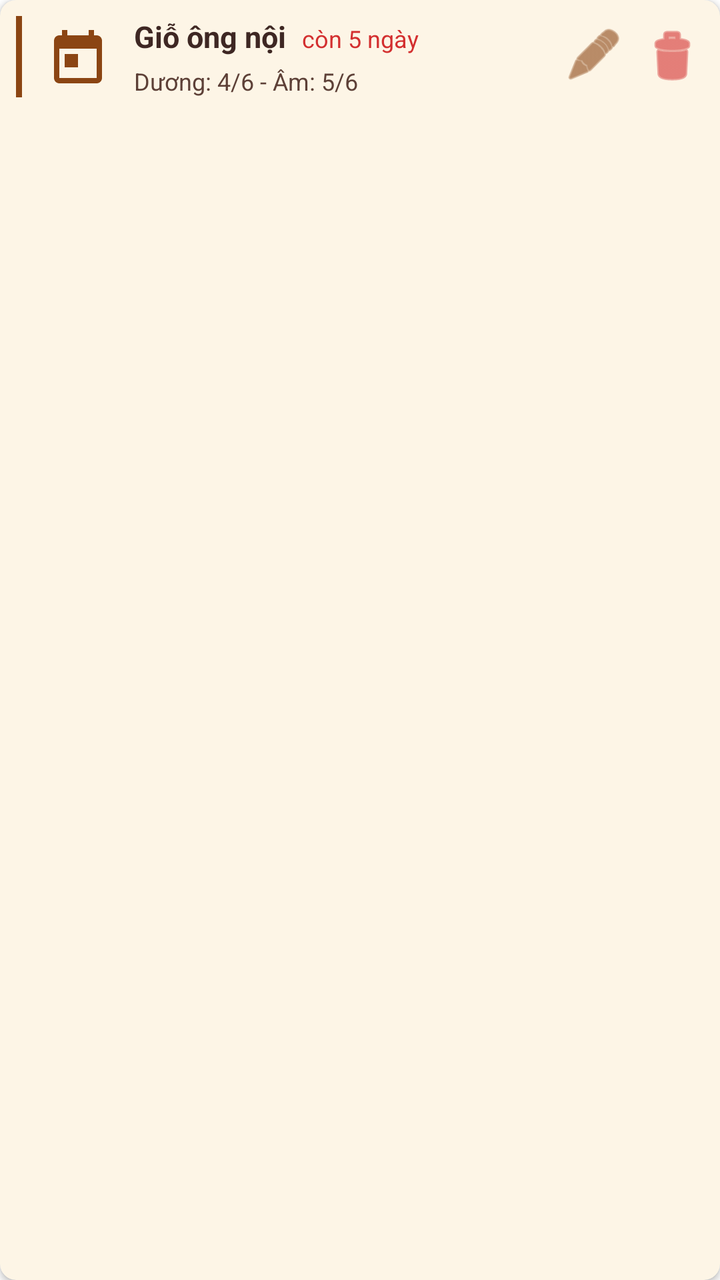
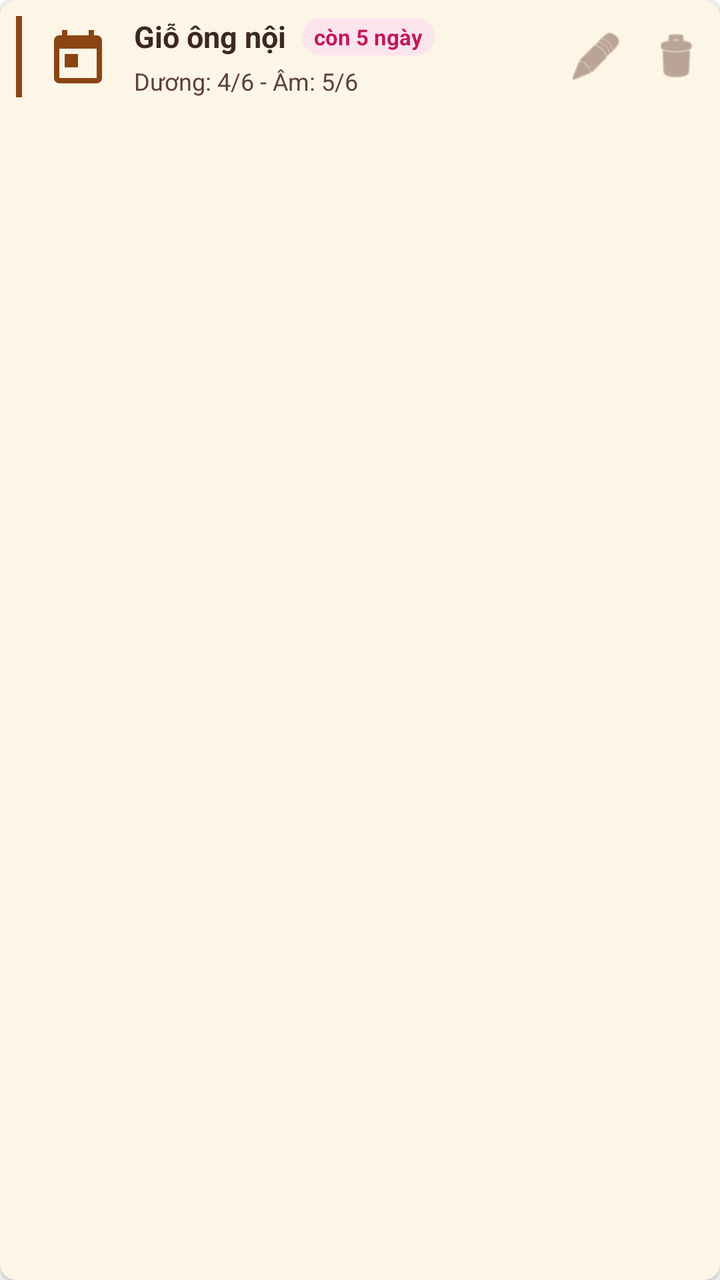

Two renders of the same Android screen: before a commit and after it. Below are the layout's source before the change and the commit's diff.
<!-- AndroidManifest.xml: application theme Theme.ThapHuongGiaTien -->
<!-- res/layout/item_home_event.xml -->
<?xml version="1.0" encoding="utf-8"?>
<androidx.cardview.widget.CardView xmlns:android="http://schemas.android.com/apk/res/android"
    xmlns:app="http://schemas.android.com/apk/res-auto"
    android:layout_width="match_parent"
    android:layout_height="wrap_content"
    app:cardBackgroundColor="#FDF5E6"
    app:cardCornerRadius="8dp"
    android:layout_marginBottom="8dp"
    android:layout_marginStart="4dp"
    android:layout_marginEnd="4dp"
    app:cardElevation="2dp">

    <androidx.constraintlayout.widget.ConstraintLayout
        android:layout_width="match_parent"
        android:layout_height="wrap_content"
        android:padding="8dp">

        <View
            android:id="@+id/viewAccent"
            android:layout_width="3dp"
            android:layout_height="0dp"
            android:background="#8B4513"
            app:layout_constraintBottom_toBottomOf="parent"
            app:layout_constraintStart_toStartOf="parent"
            app:layout_constraintTop_toTopOf="parent" />

        <ImageView
            android:id="@+id/imgEventIcon"
            android:layout_width="32dp"
            android:layout_height="32dp"
            android:layout_marginStart="12dp"
            android:src="@drawable/ic_event_placeholder"
            android:contentDescription="Icon"
            app:tint="#8B4513"
            app:layout_constraintBottom_toBottomOf="parent"
            app:layout_constraintStart_toEndOf="@id/viewAccent"
            app:layout_constraintTop_toTopOf="parent" />

        <TextView
            android:id="@+id/txtEventName"
            android:layout_width="wrap_content"
            android:layout_height="wrap_content"
            android:layout_marginStart="12dp"
            android:ellipsize="end"
            android:maxLines="1"
            android:text="Giỗ ông nội"
            android:textColor="#3E2723"
            android:textSize="15sp"
            android:textStyle="bold"
            app:layout_constrainedWidth="true"
            app:layout_constraintEnd_toStartOf="@+id/txtStatus"
            app:layout_constraintHorizontal_bias="0"
            app:layout_constraintHorizontal_chainStyle="packed"
            app:layout_constraintStart_toEndOf="@id/imgEventIcon"
            app:layout_constraintTop_toTopOf="parent" />

        <TextView
            android:id="@+id/txtStatus"
            android:layout_width="wrap_content"
            android:layout_height="wrap_content"
            android:layout_marginStart="8dp"
            android:text="còn 5 ngày"
            android:textColor="#D32F2F"
            android:textSize="12sp"
            android:textStyle="normal"
            app:layout_constraintBaseline_toBaselineOf="@+id/txtEventName"
            app:layout_constraintEnd_toStartOf="@+id/layoutActions"
            app:layout_constraintStart_toEndOf="@+id/txtEventName" />

        <TextView
            android:id="@+id/txtSolarDate"
            android:layout_width="0dp"
            android:layout_height="wrap_content"
            android:layout_marginTop="4dp"
            android:text="Dương: 4/6 - Âm: 5/6"
            android:textColor="#5D4037"
            android:textSize="12sp"
            app:layout_constraintEnd_toStartOf="@+id/layoutActions"
            app:layout_constraintStart_toStartOf="@+id/txtEventName"
            app:layout_constraintTop_toBottomOf="@+id/txtEventName" />

        <TextView
            android:id="@+id/txtLunarDate"
            android:layout_width="0dp"
            android:layout_height="0dp"
            android:visibility="gone"
            app:layout_constraintStart_toStartOf="parent"
            app:layout_constraintTop_toTopOf="parent"/>

        <LinearLayout
            android:id="@+id/layoutActions"
            android:layout_width="wrap_content"
            android:layout_height="wrap_content"
            android:orientation="horizontal"
            app:layout_constraintBottom_toBottomOf="parent"
            app:layout_constraintEnd_toEndOf="parent"
            app:layout_constraintTop_toTopOf="parent">

            <ImageView
                android:id="@+id/btnEdit"
                android:layout_width="30dp"
                android:layout_height="30dp"
                android:layout_marginEnd="8dp"
                android:src="@android:drawable/ic_menu_edit"
                android:contentDescription="Sửa"
                app:tint="#8B4513" />

            <ImageView
                android:id="@+id/btnDelete"
                android:layout_width="32dp"
                android:layout_height="32dp"
                android:src="@android:drawable/ic_menu_delete"
                android:contentDescription="Xoá"
                app:tint="#D32F2F" />
        </LinearLayout>
    </androidx.constraintlayout.widget.ConstraintLayout>
</androidx.cardview.widget.CardView>
<!-- resources referenced by this layout -->
<resources>
  <!-- drawable ic_event_placeholder (drawable) -->
  <vector xmlns:android="http://schemas.android.com/apk/res/android"
      android:width="24dp"
      android:height="24dp"
      android:viewportWidth="24"
      android:viewportHeight="24">
      <path
          android:fillColor="#FF000000"
          android:pathData="M19,4h-1L18,2h-2v2L8,4L8,2L6,2v2L5,4c-1.11,0 -1.99,0.9 -1.99,2L3,20c0,1.1 0.89,2 2,2h14c1.1,0 2,-0.9 2,-2L21,6c0,-1.1 -0.9,-2 -2,-2zM19,20L5,20L5,9h14v11zM7,11h5v5L7,16z" />
  </vector>
  <style name="Theme.ThapHuongGiaTien" parent="Theme.MaterialComponents.DayNight.NoActionBar">
          
          <item name="colorPrimary">@color/purple_500</item>
          <item name="colorPrimaryVariant">@color/purple_700</item>
          <item name="colorOnPrimary">@color/white</item>
          
          <item name="colorSecondary">@color/teal_200</item>
          <item name="colorSecondaryVariant">@color/teal_700</item>
          <item name="colorOnSecondary">@color/black</item>
          
          <item name="android:statusBarColor">@color/white</item>
          <item name="android:windowLightStatusBar">true</item>
          
      </style>
  <color name="purple_500">#FF6200EE</color>
  <color name="purple_700">#FF3700B3</color>
  <color name="white">#FFFFFFFF</color>
  <color name="teal_200">#FF03DAC5</color>
  <color name="teal_700">#FF018786</color>
  <color name="black">#FF000000</color>
</resources>

<!-- the commit's change to res/layout/item_home_event.xml (unified diff, before → after) -->
@@ -59,13 +59,19 @@
             android:layout_width="wrap_content"
             android:layout_height="wrap_content"
             android:layout_marginStart="8dp"
+            android:background="@drawable/bg_badge_red"
+            android:paddingStart="6dp"
+            android:paddingEnd="6dp"
+            android:paddingTop="2dp"
+            android:paddingBottom="2dp"
             android:text="còn 5 ngày"
-            android:textColor="#D32F2F"
-            android:textSize="12sp"
-            android:textStyle="normal"
-            app:layout_constraintBaseline_toBaselineOf="@+id/txtEventName"
+            android:textColor="#C2185B"
+            android:textSize="11sp"
+            android:textStyle="bold"
+            app:layout_constraintBottom_toBottomOf="@+id/txtEventName"
             app:layout_constraintEnd_toStartOf="@+id/layoutActions"
-            app:layout_constraintStart_toEndOf="@+id/txtEventName" />
+            app:layout_constraintStart_toEndOf="@+id/txtEventName"
+            app:layout_constraintTop_toTopOf="@+id/txtEventName" />
 
         <TextView
             android:id="@+id/txtSolarDate"
@@ -92,26 +98,27 @@
             android:layout_width="wrap_content"
             android:layout_height="wrap_content"
             android:orientation="horizontal"
+            android:gravity="center_vertical"
             app:layout_constraintBottom_toBottomOf="parent"
             app:layout_constraintEnd_toEndOf="parent"
             app:layout_constraintTop_toTopOf="parent">
 
             <ImageView
                 android:id="@+id/btnEdit"
-                android:layout_width="30dp"
-                android:layout_height="30dp"
-                android:layout_marginEnd="8dp"
+                android:layout_width="28dp"
+                android:layout_height="28dp"
+                android:layout_marginEnd="12dp"
                 android:src="@android:drawable/ic_menu_edit"
                 android:contentDescription="Sửa"
-                app:tint="#8B4513" />
+                app:tint="#8D6E63" />
 
             <ImageView
                 android:id="@+id/btnDelete"
-                android:layout_width="32dp"
-                android:layout_height="32dp"
+                android:layout_width="28dp"
+                android:layout_height="28dp"
                 android:src="@android:drawable/ic_menu_delete"
                 android:contentDescription="Xoá"
-                app:tint="#D32F2F" />
+                app:tint="#8D6E63" />
         </LinearLayout>
     </androidx.constraintlayout.widget.ConstraintLayout>
 </androidx.cardview.widget.CardView>
<!-- resource entries referenced after the edit -->
@@ -1,5 +1,11 @@
 <!-- resources referenced by this layout -->
 <resources>
+  <!-- drawable bg_badge_red (drawable) -->
+  <?xml version="1.0" encoding="utf-8"?>
+  <shape xmlns:android="http://schemas.android.com/apk/res/android">
+      <solid android:color="#FCE4EC" /> 
+      <corners android:radius="12dp" />
+  </shape>
   <!-- drawable ic_event_placeholder (drawable) -->
   <vector xmlns:android="http://schemas.android.com/apk/res/android"
       android:width="24dp"
